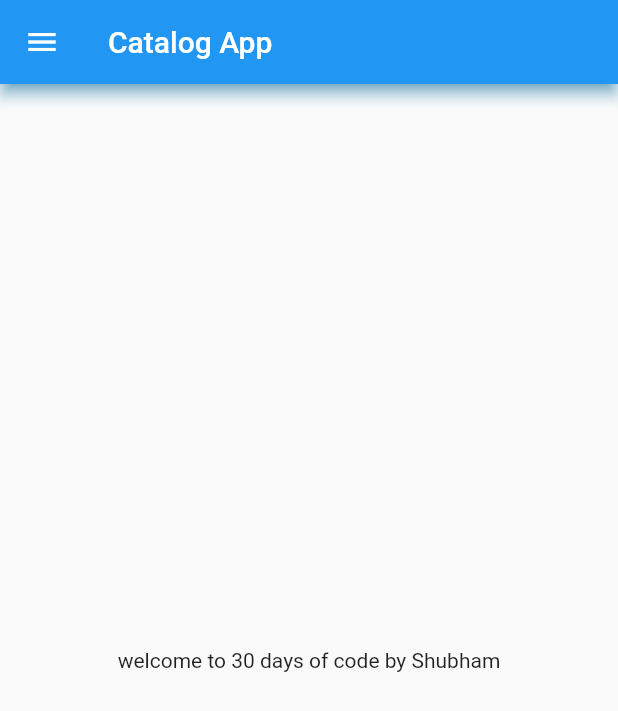
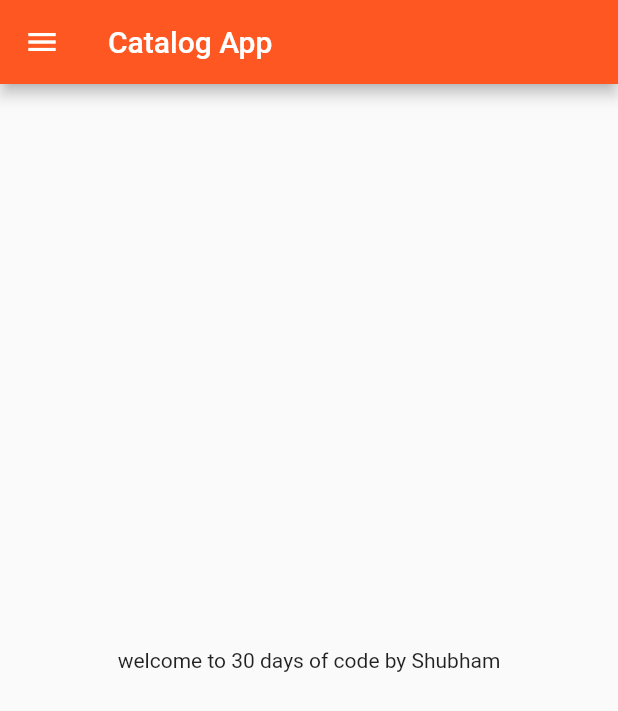
Before and after one commit to shubham77714/Catalog-app, a Flutter app: the screen it shows after launch, on a phone screen of 412 x 824 dp. Shown: the top 711 px of the screen. Run offline on Flutter 3.47's test engine with Material 2 defaults, Android fonts, the phone set to English and light mode, and no system bars.

Commit message:
day 3 completed

```diff
--- a/lib/main.dart
+++ b/lib/main.dart
@@ -1,17 +1,27 @@
 import 'package:flutter/material.dart';
-import 'package:flutter_demo/homePage.dart';
+import 'package:flutter_demo/pages/homePage.dart';
+import 'package:flutter_demo/pages/login_page.dart';
 
 void main() {
   runApp(MyApp());
 }
 
 class MyApp extends StatelessWidget {
-  const MyApp({Key? key}) : super(key: key);
 
   @override
   Widget build(BuildContext context) {
     return MaterialApp(
-        home: HomePage(),
+        themeMode: ThemeMode.light,
+        theme: ThemeData(primarySwatch: Colors.deepOrange),
+        darkTheme: ThemeData(
+          brightness: Brightness.dark,
+        ),
+        initialRoute: "/home",
+        routes: {
+          "/": (context) => LoginPage(),
+          "/home": (context) => HomePage(),
+          "/login": (context) => LoginPage()
+        },
     );
   }
 }
--- a/lib/homePage.dart
+++ b/lib/pages/homePage.dart
@@ -10,12 +10,8 @@ class HomePage extends StatelessWidget {
     return Scaffold(
       appBar: AppBar(
         title: Text("Catalog App"),
-        shadowColor: Colors.lightBlue,
       ),
-      drawer: Drawer(
-        backgroundColor: Colors.lightBlueAccent,
-        elevation: 10.0,
-      ),
+      drawer: Drawer(),
       body: Center(
           child: Container(
             child: Text('welcome to $days days of code by $name'),
```
Also changed, not shown: lib/pages/login_page.dart (added, +21 -0 lines).
